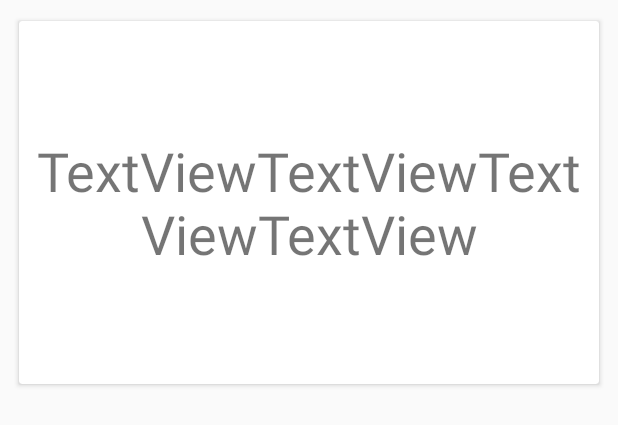
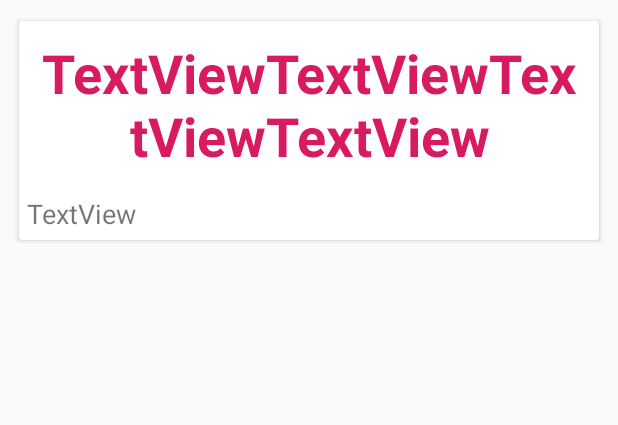
Before and after one commit to raphaelframos/matcheduc, an Android app: the layout adapter_cardstacktheme.xml on its own in the app's theme, with its tools: preview values and no code run, on a phone screen of 412 x 824 dp. Shown: the top 425 px of the screen. Run offline under Robolectric (Android 15) with nearby library versions, the phone set to English and light mode, and no system bars.

```diff
--- a/app/src/main/java/powellapps/matcheduc/model/Theme.kt
+++ b/app/src/main/java/powellapps/matcheduc/model/Theme.kt
@@ -1,6 +1,6 @@
 package powellapps.matcheduc.model
 
-data class Theme(val name: String) {
+data class Theme(val name: String, val description : String) {
 
     var assessments = arrayListOf<Assessment>()
 
--- a/app/src/main/java/powellapps/matcheduc/ui/cardstack/CardStackThemeAdapter.kt
+++ b/app/src/main/java/powellapps/matcheduc/ui/cardstack/CardStackThemeAdapter.kt
@@ -17,12 +17,13 @@ class CardStackThemeAdapter(var themes: List<Theme>) : RecyclerView.Adapter<Card
         return themes.size
     }
 
-    override fun onBindViewHolder(holder: ViewHolder, position: Int) = holder.bind(themes.get(position))
+    override fun onBindViewHolder(holder: ViewHolder, position: Int) = holder.bind(themes[position])
 
     inner class ViewHolder(val binding: AdapterCardstackthemeBinding) : RecyclerView.ViewHolder(binding.root) {
         fun bind(theme: Theme) {
             with(binding){
                 this.textViewName.text = theme.name
+                this.textViewDescription.text = theme.description
             }
 
         }
--- a/app/src/main/java/powellapps/matcheduc/ui/cardstack/TinderFragment.kt
+++ b/app/src/main/java/powellapps/matcheduc/ui/cardstack/TinderFragment.kt
@@ -30,8 +30,7 @@ class TinderFragment : Fragment(), CardStackListener {
         binding.cardStackTheme.layoutManager = manager
         binding.cardStackTheme.adapter = CardStackThemeAdapter(ThemeRepository.create())
         binding.floatingActionButtonRewind.setOnClickListener {
-       //     adapter.themes = ThemeRepository.create()
-         //   adapter.notifyDataSetChanged()
+
             binding.cardStackTheme.rewind()
 
         }
@@ -42,7 +41,7 @@ class TinderFragment : Fragment(), CardStackListener {
 
 
     private fun initializeLayoutManager() {
-        manager.setVisibleCount(3)
+        manager.setVisibleCount(1)
         manager.setStackFrom(StackFrom.None)
         manager.setSwipeableMethod(SwipeableMethod.AutomaticAndManual)
         manager.setDirections(Direction.HORIZONTAL)
--- a/app/src/main/res/layout/adapter_cardstacktheme.xml
+++ b/app/src/main/res/layout/adapter_cardstacktheme.xml
@@ -8,7 +8,7 @@
 
     <androidx.cardview.widget.CardView
         android:layout_width="match_parent"
-        android:layout_height="250dp"
+        android:layout_height="wrap_content"
         android:layout_margin="10dp"
         android:background="@color/colorPrimary"
         app:cardUseCompatPadding="true"
@@ -16,15 +16,32 @@
         app:layout_constraintStart_toStartOf="parent"
         app:layout_constraintTop_toTopOf="parent">
 
+        <LinearLayout
+            android:layout_width="match_parent"
+            android:layout_height="wrap_content"
+            android:orientation="vertical">
+
             <TextView
                 android:id="@+id/textViewName"
                 android:layout_width="wrap_content"
                 android:layout_height="wrap_content"
                 android:layout_gravity="center"
+                android:layout_margin="10dp"
                 android:gravity="center_horizontal"
-            android:layout_margin="10dp"
                 android:text="TextViewTextViewTextViewTextView"
-            android:textSize="36sp" />
+                android:textColor="@color/colorAccent"
+                android:textSize="36sp"
+                android:textStyle="bold" />
+
+            <TextView
+                android:id="@+id/textViewDescription"
+                android:layout_width="match_parent"
+                android:layout_height="wrap_content"
+                android:layout_margin="5dp"
+                android:text="TextView"
+                android:textSize="18sp" />
+        </LinearLayout>
+
 
     </androidx.cardview.widget.CardView>
 
--- a/app/src/main/res/navigation/mobile_navigation.xml
+++ b/app/src/main/res/navigation/mobile_navigation.xml
@@ -24,6 +24,6 @@
     <fragment
         android:id="@+id/navigation_tinder"
         android:name="powellapps.matcheduc.ui.cardstack.TinderFragment"
-        android:label="fragment_tinder"
+        android:label="Tema"
         tools:layout="@layout/fragment_tinder" />
 </navigation>
```
Also changed, not shown: app/src/main/java/powellapps/matcheduc/repository/ThemeRepository.kt (+3 -4 lines). Lines whose indentation alone changed are shown as unchanged.
